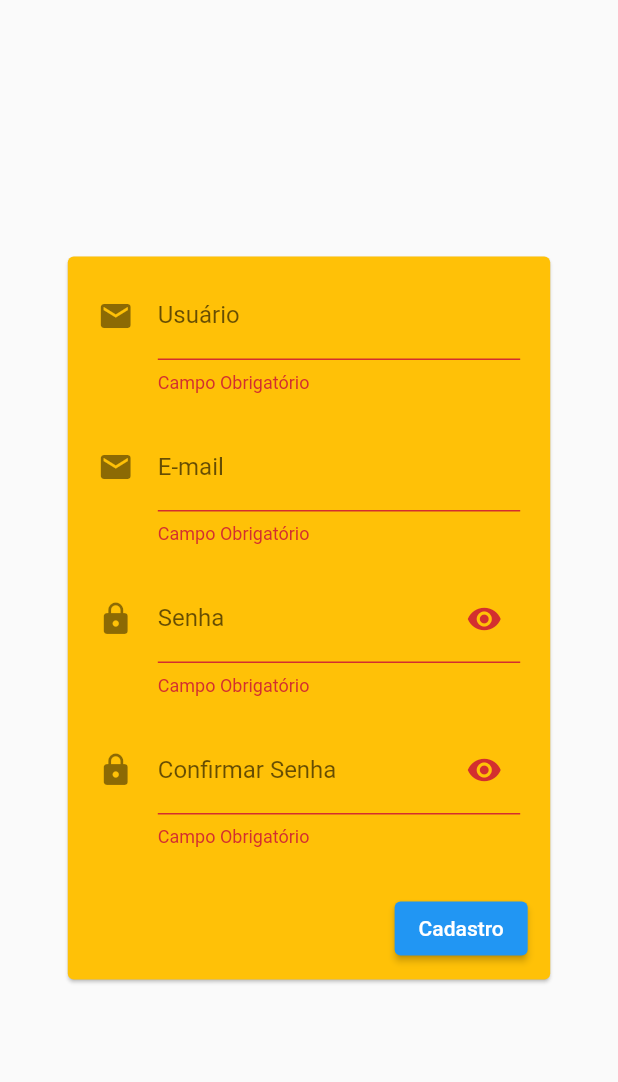
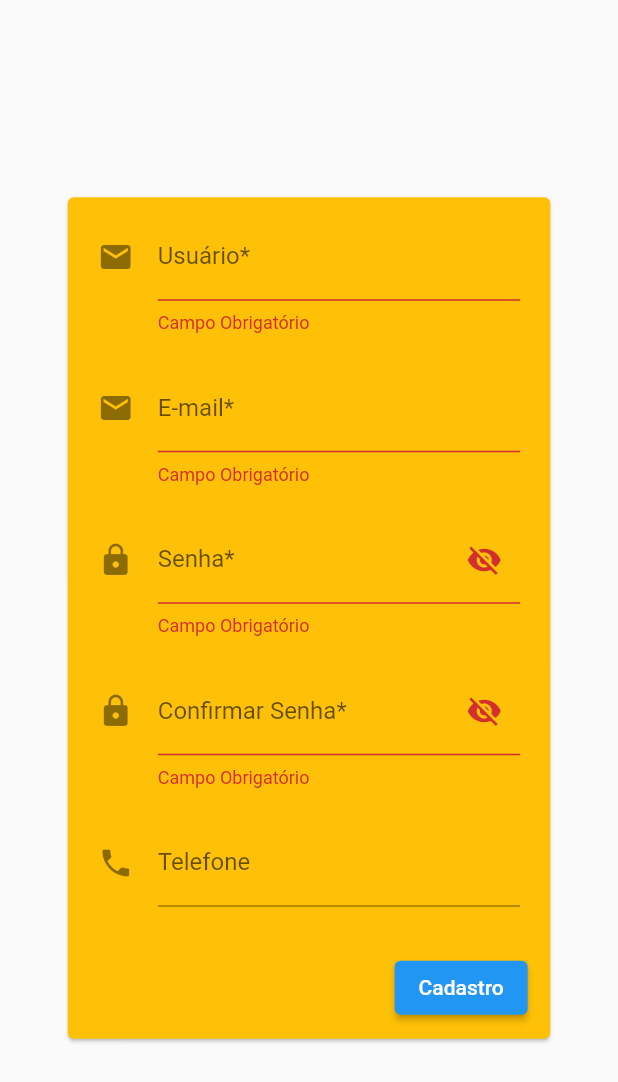
Before and after one commit to PedroLuisDionisioFraga/Connection-Flutter-to-Firebase, a Flutter app: the SignUpPage screen opened directly, after a tap on "Cadastro", on a phone screen of 412 x 824 dp. Shown: the top 1082 px of the screen. Run offline on Flutter 3.47's test engine with Material 2 defaults, Android fonts, the phone set to English and light mode, and no system bars; our stand-ins replace firebase_auth, firebase_core; accounts and stored records are empty.

Commit message:
:hammer: Adicionando o campo de entrada de texto para telefone,:construction: ainda não funcional

```diff
--- a/lib/Authentication/sign_up.dart
+++ b/lib/Authentication/sign_up.dart
@@ -1,5 +1,6 @@
 import 'package:firebase_authentication/Firebase/firebase_helper.dart';
 import 'package:firebase_authentication/Shared/regex.dart';
+import 'package:firebase_authentication/main.dart';
 import 'package:flutter/material.dart';
 
 class SignUpPage extends StatefulWidget {
@@ -18,9 +19,10 @@ class _SignUpPageState extends State<SignUpPage> {
   final TextEditingController email = TextEditingController();
   final TextEditingController password = TextEditingController();
   final TextEditingController confirmPassword = TextEditingController();
+  final TextEditingController phone = TextEditingController();
 
-  bool showPassword = true;
-  bool showConfirmPassword = true;
+  bool showPassword = false; // Trocar para 'true'
+  bool showConfirmPassword = false; // Trocar para 'true'
 
   final FocusNode field1Focus = FocusNode();
   final FocusNode field2Focus = FocusNode();
@@ -43,6 +45,7 @@ class _SignUpPageState extends State<SignUpPage> {
     password.dispose();
     confirmPassword.dispose();
     email.dispose();
+    phone.dispose();
     formKey.currentState == null ? null : formKey.currentState!.dispose();
     super.dispose();
   }
@@ -94,7 +97,7 @@ class _SignUpPageState extends State<SignUpPage> {
                           icon: Icon(
                             Icons.email,
                           ),
-                          labelText: "Usuário",
+                          labelText: "Usuário*",
                           //helperText: "",
                         ),
                       ),
@@ -124,7 +127,7 @@ class _SignUpPageState extends State<SignUpPage> {
                           icon: Icon(
                             Icons.email,
                           ),
-                          labelText: "E-mail",
+                          labelText: "E-mail*",
                           hintText: "seuemail@gmail.com",
                           //helperText: "",
                         ),
@@ -162,7 +165,7 @@ class _SignUpPageState extends State<SignUpPage> {
                           icon: const Icon(
                             Icons.lock,
                           ),
-                          labelText: "Senha",
+                          labelText: "Senha*",
                           //helperText: "",
                           suffixIcon: IconButton(
                             icon: Icon(
@@ -208,7 +211,7 @@ class _SignUpPageState extends State<SignUpPage> {
                           icon: const Icon(
                             Icons.lock,
                           ),
-                          labelText: "Confirmar Senha",
+                          labelText: "Confirmar Senha*",
                           suffixIcon: IconButton(
                             icon: Icon(
                               showConfirmPassword ? Icons.visibility : Icons.visibility_off,
@@ -220,6 +223,22 @@ class _SignUpPageState extends State<SignUpPage> {
                         ),
                       ),
                     ),
+                    //! Telefone
+                    Padding(
+                      padding: const EdgeInsets.symmetric(
+                        horizontal: 20,
+                        vertical: 10,
+                      ),
+                      child: TextFormField(
+                        textAlignVertical: TextAlignVertical.center,
+                        controller: phone,
+                        maxLines: 1,
+                        textInputAction: TextInputAction.next,
+                        keyboardType: TextInputType.phone,
+                        decoration: const InputDecoration(icon: Icon(Icons.phone), labelText: "Telefone", hintText: "(DDD) x-xxxx-xxxx"),
+                      ),
+                    ),
+                    //! Botão
                     Align(
                       alignment: Alignment.centerRight,
                       child: Padding(
@@ -229,7 +248,13 @@ class _SignUpPageState extends State<SignUpPage> {
                             if (password.text == confirmPassword.text) {
                               if (formKey.currentState!.validate()) {
                                 formKey.currentState!.save();
-                                FirebaseHelper.signUp(name: username.text, email: email.text, password: password.text);
+                                FirebaseHelper.signUp(name: username.text, email: email.text, password: password.text, phone: phone.text);
+                                Navigator.push(
+                                  context,
+                                  MaterialPageRoute(builder: (context) {
+                                    return const MyHomePage();
+                                  }),
+                                );
                               }
                             } else {
                               // Fazer um aviso aqui
```
